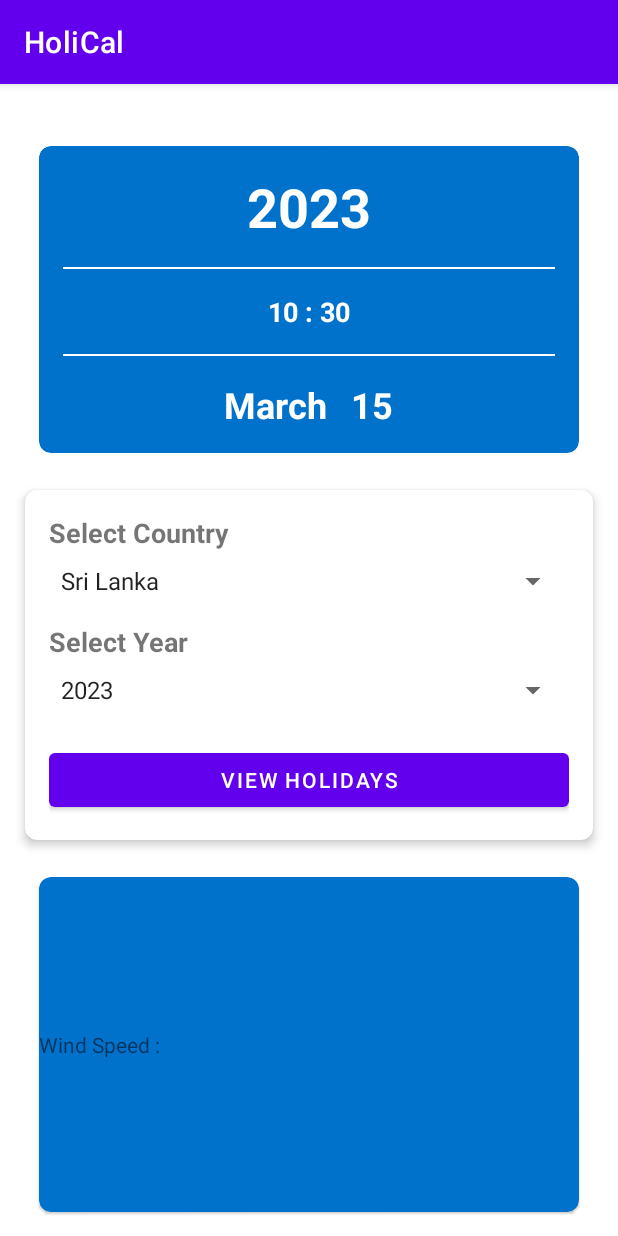
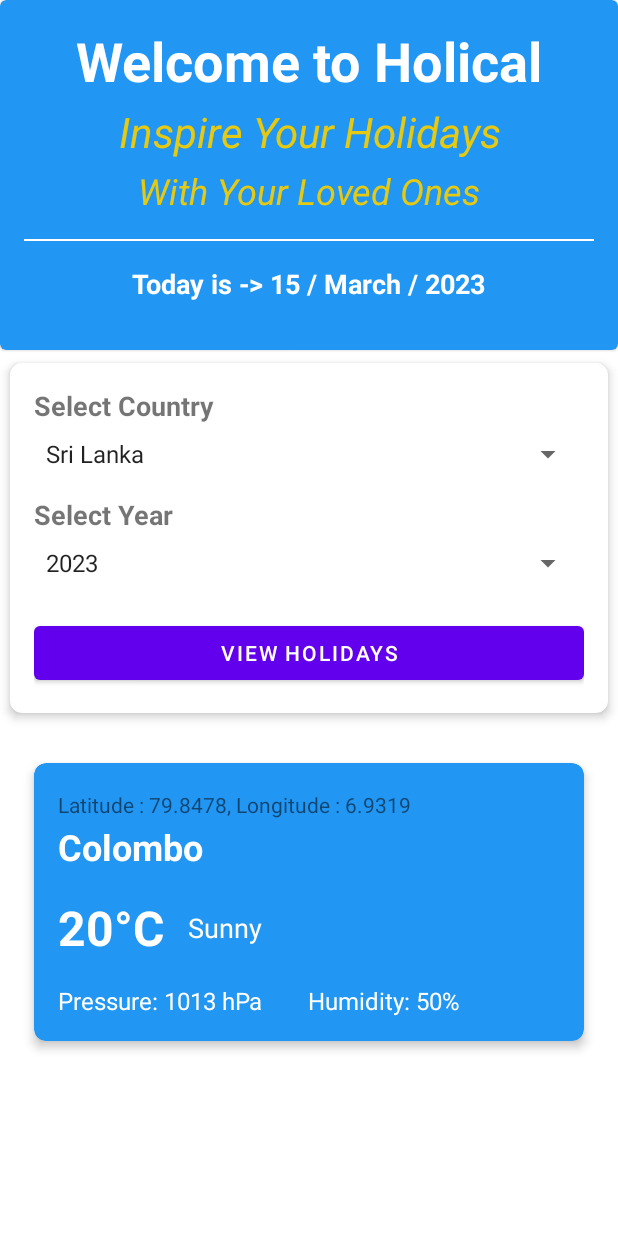
Before and after one commit to mohamedzumry/HoliCal, an Android app: the screen it shows after launch (MainActivity), on a phone screen of 412 x 824 dp. Run offline under Robolectric (Android 15) with nearby library versions, the phone set to English and light mode, and no system bars; our stand-ins replace Volley; pictures from the network do not load.

Commit message:
update weather commit

```diff
--- a/app/build.gradle
+++ b/app/build.gradle
@@ -44,6 +44,7 @@ dependencies {
     androidTestImplementation 'androidx.test.espresso:espresso-core:3.5.1'
     implementation("com.android.volley:volley:1.2.1")
     implementation 'com.google.android.material:material:1.8.0'
+    implementation 'com.github.bumptech.glide:glide:4.15.0'
     // implementation 'com.squareup.picasso:picasso:2.71828'
 
 
--- a/app/src/main/java/lk/nibm/holical/MainActivity.kt
+++ b/app/src/main/java/lk/nibm/holical/MainActivity.kt
@@ -1,12 +1,8 @@
 package lk.nibm.holical
 
 import android.annotation.SuppressLint
-import android.content.Context
 import android.content.Intent
 import android.content.pm.PackageManager
-import android.location.Location
-import android.location.LocationListener
-import android.location.LocationManager
 import android.os.Build
 import androidx.appcompat.app.AppCompatActivity
 import android.os.Bundle
@@ -15,11 +11,12 @@ import androidx.annotation.RequiresApi
 import androidx.core.app.ActivityCompat
 import androidx.core.content.ContextCompat
 import com.android.volley.Request
-import com.android.volley.Response
 import com.android.volley.toolbox.StringRequest
 import com.android.volley.toolbox.Volley
+import com.bumptech.glide.Glide
 import com.google.android.gms.location.FusedLocationProviderClient
 import com.google.android.gms.location.LocationServices
+import org.json.JSONException
 import org.json.JSONObject
 import java.time.LocalDateTime
 import java.time.format.DateTimeFormatter
@@ -27,34 +24,50 @@ import java.util.*
 
 class MainActivity : AppCompatActivity() {
 
-    // FusedLocationProviderClient is a class that provides access to the Fused Location Provider API.
-    // The Fused Location Provider API is a system service that provides access to location data.
-    // Declare a lateinit var of type FusedLocationProviderClient
     private lateinit var fusedLocation: FusedLocationProviderClient
-
-    // Declare a variable for the view
-    private lateinit var txtLocation: TextView
-    private lateinit var btnCheckLocation: Button
-
-    // Declare a boolean var and set it to false
-    // This is used to check if the permission is granted or not
-    var isPermissionGranted:Boolean = false
-
-    // Declare a constant for the location request code and set it to 100 (any number will do)
-    // This is used to check the result of the permission request
+    private var isPermissionGranted:Boolean = false
     private val LOCATION_REQUEST_CODE = 100
 
     private lateinit var spnActMainCountry: Spinner
     private lateinit var spnActMainYear : Spinner
 
+    private lateinit var lblTemperature : TextView
+    private  lateinit var lblActMainPressure : TextView
+    private lateinit var lblActMainHumidity : TextView
+    private lateinit var lblActMainWeaType : TextView
+    private lateinit var imgWeaIcon : ImageView
+    private lateinit var lblActMainCityname : TextView
+    private lateinit var lblActMainLatLon: TextView
+
     @RequiresApi(Build.VERSION_CODES.O)
     override fun onCreate(savedInstanceState: Bundle?) {
         super.onCreate(savedInstanceState)
         setContentView(R.layout.activity_main)
+        supportActionBar?.hide()
+
+        // Initialize the fusedLocation var with the FusedLocationProviderClient class
+        // The FusedLocationProviderClient class is used to request location updates and get the last known location.
+        fusedLocation = LocationServices.getFusedLocationProviderClient(this)
+
+        lblActMainLatLon = findViewById(R.id.lblActMainLatLon)
+        // Call the checkLocationPermission() method to check if the app has the permission to access the location of the device
+        // This method call when the app is first launched
+        checkLocationPermission()
+
+        getDevDateTime()
+        getLocation()
 
         // Initialize the Spinner and EditText
         spnActMainCountry = findViewById(R.id.spnActMainCountry)
         spnActMainYear = findViewById(R.id.spnActMainYear)
+
+        // Initialize Weather card TextViews
+        lblActMainCityname = findViewById(R.id.lblActMainCityname)
+        lblTemperature = findViewById(R.id.lblTemperature)
+        lblActMainWeaType = findViewById(R.id.lblActMainWeaType)
+        lblActMainPressure = findViewById(R.id.lblActMainPressure)
+        lblActMainHumidity= findViewById(R.id.lblActMainHumidity)
+        imgWeaIcon= findViewById(R.id.imgWeaIcon)
 
         // Set up the ArrayAdapter for the Spinner
         val countries = arrayOf("Sri Lanka", "United Kingdom", "United States", "Canada", "Australia")
@@ -81,80 +94,63 @@ class MainActivity : AppCompatActivity() {
             startActivity(intent1)
         }
 
-        // Initialize the fusedLocation var with the FusedLocationProviderClient class
-        // The FusedLocationProviderClient class is used to request location updates and get the last known location.
-        fusedLocation = LocationServices.getFusedLocationProviderClient(this)
-
-        // Call the checkLocationPermission() method to check if the app has the permission to access the location of the device
-        // This method call when the app is first launched
-        checkLocationPermission()
-        getDevDateTime()
-
     }
 
-    fun getWhetherData(){
-        var loc = getLocation()
-        var url = "https://api.openweathermap.org/data/2.5/weather?lat=${loc?.latitude}&lon=${loc?.longitude}&appid=882ee6bf596e3c46852c2c851073a175"
+    fun getWeatherData(lat: Double, lon: Double) {
+
+        lateinit var temperature :String
+        lateinit var pressure :String
+        lateinit var humidity : String
+        lateinit var weaType : String
+        lateinit var icon : String
+        lateinit var cityName : String
+
+        var url = "https://api.openweathermap.org/data/2.5/weather?lat=${lat}&lon=${lon}&appid=882ee6bf596e3c46852c2c851073a175"
         val request = StringRequest(
             Request.Method.GET,
             url,
-            Response.Listener{ response ->
+            { response ->
                 try {
-                    val jsonObject = JSONObject(response).getJSONObject("response")
-                } catch (e : Error){
+                    // Successfully received weather data from the API
+                    // Parse the JSON response and update the UI with weather details
+                    val weatherData = JSONObject(response)
+                    val mainObject = weatherData.optJSONObject("main")
+                    temperature = mainObject.getString("temp")
+                    pressure = mainObject.getString("pressure")
+                    humidity = mainObject.getString("humidity")
 
+                    val weatherArray = weatherData.getJSONArray("weather")
+                    val weatherObject = weatherArray.getJSONObject(0)
+                    weaType = weatherObject.getString("main")
+                    icon = weatherObject.getString("icon")
+
+                    val sysObject = weatherData.optJSONObject("sys")
+                    cityName = sysObject.getString("name")
+
+                } catch (e: JSONException) {
+                    Toast.makeText(this, "Error in API  : ${e.message}", Toast.LENGTH_LONG).show()
                 }
             },
-            Response.ErrorListener{ error ->
-                Toast.makeText(this, "Error: ${error.message}", Toast.LENGTH_LONG).show()
+            { error ->
+                Toast.makeText(this, "Error in API  : ${error.message}", Toast.LENGTH_LONG).show()
             }
         )
         Volley.newRequestQueue(applicationContext).add(request)
+
+        lblActMainCityname.text = cityName
+        lblTemperature.text = temperature+" 'C"
+        lblActMainWeaType.text = weaType
+        lblActMainPressure.text = "Pressure : "+pressure+" hPa"
+        lblActMainHumidity.text = "Humidity : "+humidity+" %"
+
+        Glide.with(this)
+            .load("https://openweathermap.org/img/w/$icon.png")
+            .into(imgWeaIcon)
     }
 
-    private fun getCountryCode(countryName: String): String? {
-        val locales = Locale.getAvailableLocales()
-
-        for (locale in locales) {
-            val name = locale.displayCountry
-            if (name == countryName) {
-                return locale.country
-            }
-        }
-        return null
-    }
-
-    @RequiresApi(Build.VERSION_CODES.O)
-    fun getDevDateTime(){
-
-        // codes to set current date and time from the device
-        // Get current date and time
-        val currentDateTime = LocalDateTime.now()
-
-        // Set year to TextView
-        val lblActMainCurrYear: TextView = findViewById(R.id.lblActMainCurrYear)
-        lblActMainCurrYear.text = currentDateTime.year.toString()
-
-        // Set month to TextView
-        val lblActMainCurrMonth: TextView = findViewById(R.id.lblActMainCurrMonth)
-        val monthFormatter = DateTimeFormatter.ofPattern("MMMM")
-        lblActMainCurrMonth.text = currentDateTime.format(monthFormatter)
-
-        // Set day to TextView
-        val lblActMainCurrDay: TextView = findViewById(R.id.lblActMainCurrDay)
-        val dayFormatter = DateTimeFormatter.ofPattern("dd")
-        lblActMainCurrDay.text = currentDateTime.format(dayFormatter)
-
-        // Set hour to TextView
-        val lblActMainCurrHM: TextView = findViewById(R.id.lblActMainCurrHM)
-        val hourFormatter = DateTimeFormatter.ofPattern("hh : mm")
-        lblActMainCurrHM.text =  currentDateTime.format(hourFormatter)
-
-    }
 
     @SuppressLint("MissingPermission")
-    private fun getLocation() : Location? {
-        var lastLocation : Location? = null
+    private fun getLocation() {
         // Check if the permission is granted or not
         if (isPermissionGranted){
             // If the permission is granted, then get the last known location of the device
@@ -170,14 +166,17 @@ class MainActivity : AppCompatActivity() {
                 // The last location is the last location that the device was at.
                 if (location.isSuccessful) {
                     // Get the last location of the device
-                    lastLocation = location.result
+                    val lastLocation = location.result
+
+                    lblActMainLatLon.text = "Latitude: ${lastLocation.latitude}, Longitude: ${lastLocation.longitude}"
+
+                    getWeatherData(lastLocation.latitude, lastLocation.longitude)
 
                     // Set the text of the txtLocation to the latitude and longitude of the last location
                     // txtLocation.text = "Latitude: ${lastLocation.latitude}, Longitude: ${lastLocation.longitude}"
                 }
             }
         }
-        return lastLocation
     }
 
     private fun checkLocationPermission() {
@@ -218,5 +217,29 @@ class MainActivity : AppCompatActivity() {
         super.onRequestPermissionsResult(requestCode, permissions, grantResults)
     }
 
+    private fun getCountryCode(countryName: String): String? {
+        val locales = Locale.getAvailableLocales()
 
+        for (locale in locales) {
+            val name = locale.displayCountry
+            if (name == countryName) {
+                return locale.country
+            }
+        }
+        return null
+    }
+
+    @RequiresApi(Build.VERSION_CODES.O)
+    fun getDevDateTime(){
+
+        // codes to set current date and time from the device
+        // Get current date and time
+        val currentDateTime = LocalDateTime.now()
+
+        // Set Day, Month & year to TextView
+        val lblActMainCurrDMY: TextView = findViewById(R.id.lblActMainCurrDMY)
+        val monthFormatter = DateTimeFormatter.ofPattern("dd / MMMM / YYYY")
+        lblActMainCurrDMY.text = "Today is -> "+currentDateTime.format(monthFormatter)
+
+    }
 }
--- a/app/src/main/res/layout/activity_main.xml
+++ b/app/src/main/res/layout/activity_main.xml
@@ -4,17 +4,14 @@
     xmlns:tools="http://schemas.android.com/tools"
     android:layout_width="match_parent"
     android:layout_height="match_parent"
-    android:layout_marginHorizontal="10dp"
-    android:layout_marginTop="25dp"
+
     android:orientation="vertical"
     tools:context=".MainActivity">
 
     <com.google.android.material.card.MaterialCardView
         android:layout_width="match_parent"
         android:layout_height="wrap_content"
-        android:layout_margin="16dp"
-        app:cardBackgroundColor="@color/skyblue"
-        app:cardCornerRadius="8dp">
+        app:cardBackgroundColor="@color/skyblue">
 
         <LinearLayout
             android:layout_width="match_parent"
@@ -23,14 +20,33 @@
             android:padding="16dp">
 
             <TextView
-                android:id="@+id/lblActMainCurrYear"
                 android:layout_width="match_parent"
                 android:layout_height="wrap_content"
+                android:text="Welcome to Holical"
+                android:textAlignment="center"
+                android:textColor="@color/white"
                 android:textSize="36sp"
-                android:textColor="@color/white"
-                android:textStyle="bold"
+                android:textStyle="bold" />
+
+            <TextView
+                android:layout_width="match_parent"
+                android:layout_height="wrap_content"
+                android:layout_marginTop="4dp"
+                android:layout_marginBottom="4dp"
                 android:gravity="center_horizontal"
-                android:text="Year"/>
+                android:text="Inspire Your Holidays"
+                android:textColor="#E6CA11"
+                android:textSize="28sp"
+                android:textStyle="italic" />
+
+            <TextView
+                android:layout_width="match_parent"
+                android:layout_height="wrap_content"
+                android:text="With Your Loved Ones"
+                android:textAlignment="center"
+                android:textColor="#E6CA11"
+                android:textSize="24sp"
+                android:textStyle="italic" />
 
             <View
                 android:layout_width="wrap_content"
@@ -46,7 +62,7 @@
                 android:gravity="center">
 
                 <TextView
-                    android:id="@+id/lblActMainCurrHM"
+                    android:id="@+id/lblActMainCurrDMY"
                     android:layout_width="wrap_content"
                     android:layout_height="wrap_content"
                     android:layout_marginHorizontal="2dp"
@@ -58,12 +74,6 @@
 
             </LinearLayout>
 
-            <View
-                android:layout_width="match_parent"
-                android:layout_height="1dp"
-                android:layout_marginTop="16dp"
-                android:background="@color/white"/>
-
             <LinearLayout
                 android:layout_width="match_parent"
                 android:layout_height="wrap_content"
@@ -71,26 +81,7 @@
                 android:layout_marginTop="16dp"
                 android:gravity="center">
 
-                <TextView
-                    android:id="@+id/lblActMainCurrMonth"
-                    android:layout_width="wrap_content"
-                    android:layout_height="wrap_content"
-                    android:textSize="24sp"
-                    android:textColor="@color/white"
-                    android:textStyle="bold"
-                    android:text="Month"/>
-
-                <TextView
-                    android:id="@+id/lblActMainCurrDay"
-                    android:layout_width="wrap_content"
-                    android:layout_height="wrap_content"
-                    android:layout_marginStart="16dp"
-                    android:textSize="24sp"
-                    android:textColor="@color/white"
-                    android:textStyle="bold"
-                    android:text="Day"/>
             </LinearLayout>
-
 
         </LinearLayout>
 
@@ -150,37 +141,100 @@
         </LinearLayout>
     </androidx.cardview.widget.CardView>
 
-    <com.google.android.material.card.MaterialCardView
+    <androidx.cardview.widget.CardView
         android:layout_width="match_parent"
-        android:layout_height="match_parent"
+        android:layout_height="wrap_content"
         android:layout_margin="16dp"
         app:cardBackgroundColor="@color/skyblue"
-        app:cardCornerRadius="8dp">
+        app:cardCornerRadius="8dp"
+        app:cardElevation="4dp"
+        app:cardUseCompatPadding="true">
 
         <LinearLayout
             android:layout_width="match_parent"
             android:layout_height="wrap_content"
-            android:orientation="horizontal"
-            android:layout_gravity="center">
+            android:orientation="vertical"
+            android:padding="16dp">
 
-            <ImageView
-                android:id="@+id/imgViewWeatherWidget"
+            <TextView
+                android:id="@+id/lblActMainLatLon"
+                android:layout_width="match_parent"
+                android:layout_height="wrap_content"
+                android:paddingTop="2dp"
+                android:paddingBottom="2dp"
+                android:text="Latitude : 79.8478, Longitude : 6.9319" />
+
+            <TextView
+                android:id="@+id/lblActMainCityname"
                 android:layout_width="wrap_content"
                 android:layout_height="wrap_content"
-                tools:srcCompat="@tools:sample/avatars" />
+                android:text="Colombo"
+                android:textColor="#FFFFFF"
+                android:textSize="24sp"
+                android:textStyle="bold" />
 
             <LinearLayout
                 android:layout_width="match_parent"
                 android:layout_height="wrap_content"
-                android:orientation="vertical">
+                android:layout_marginTop="16dp"
+                android:orientation="horizontal">
 
                 <TextView
-                    android:layout_width="match_parent"
+                    android:id="@+id/lblTemperature"
+                    android:layout_width="wrap_content"
                     android:layout_height="wrap_content"
-                    android:text="Wind Speed : " />
+                    android:text="20°C"
+                    android:textColor="#FFFFFF"
+                    android:textSize="32sp"
+                    android:textStyle="bold" />
+
+                <TextView
+                    android:id="@+id/lblActMainWeaType"
+                    android:layout_width="wrap_content"
+                    android:layout_height="wrap_content"
+                    android:text="Sunny"
+                    android:textColor="#FFFFFF"
+                    android:textSize="18sp"
+                    android:layout_gravity="center_vertical"
+                    android:layout_marginLeft="16dp" />
+
+                <ImageView
+                    android:id="@+id/imgWeaIcon"
+                    android:layout_width="40dp"
+                    android:layout_height="40dp"
+                    android:layout_weight="1"
+                    tools:srcCompat="@tools:sample/avatars" />
+
+            </LinearLayout>
+
+            <LinearLayout
+                android:layout_width="match_parent"
+                android:layout_height="wrap_content"
+                android:layout_marginTop="16dp"
+                android:orientation="horizontal">
+
+                <TextView
+                    android:id="@+id/lblActMainPressure"
+                    android:layout_width="wrap_content"
+                    android:layout_height="wrap_content"
+                    android:text="Pressure: 1013 hPa"
+                    android:textColor="#FFFFFF"
+                    android:textSize="16sp"
+                    android:layout_weight="1" />
+
+                <TextView
+                    android:id="@+id/lblActMainHumidity"
+                    android:layout_width="138dp"
+                    android:layout_height="match_parent"
+                    android:layout_weight="1"
+                    android:text="Humidity: 50%"
+                    android:textColor="#FFFFFF"
+                    android:textSize="16sp" />
+
             </LinearLayout>
 
         </LinearLayout>
-    </com.google.android.material.card.MaterialCardView>
+
+    </androidx.cardview.widget.CardView>
 
 </LinearLayout>
--- a/app/src/main/res/values/colors.xml
+++ b/app/src/main/res/values/colors.xml
@@ -7,5 +7,5 @@
     <color name="teal_700">#FF018786</color>
     <color name="black">#FF000000</color>
     <color name="white">#FFFFFFFF</color>
-    <color name="skyblue">#0072CC</color>
+    <color name="skyblue">#2196F3</color>
 </resources>
--- a/app/src/main/res/values/themes.xml
+++ b/app/src/main/res/values/themes.xml
@@ -10,7 +10,7 @@
         <item name="colorSecondaryVariant">@color/teal_700</item>
         <item name="colorOnSecondary">@color/black</item>
         <!-- Status bar color. -->
-        <item name="android:statusBarColor">?attr/colorPrimaryVariant</item>
+        <item name="android:statusBarColor">@color/skyblue</item>
         <!-- Customize your theme here. -->
     </style>
 </resources>
```
Also changed, not shown: app/src/main/res/layout/activity_holiday_details.xml (+8 -8 lines).
